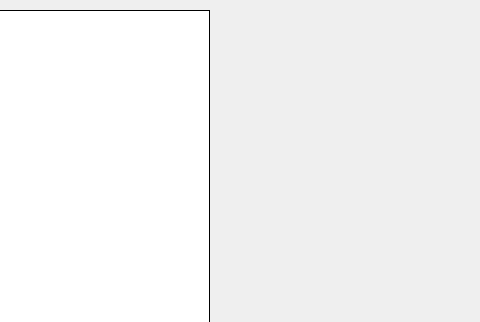
Qt form mainwindow.ui (ElijahTolton/SpriteSmith) before a commit; both pictures show x 320 to 800 and y 0 to 322 of the 800 by 600 pixel window.
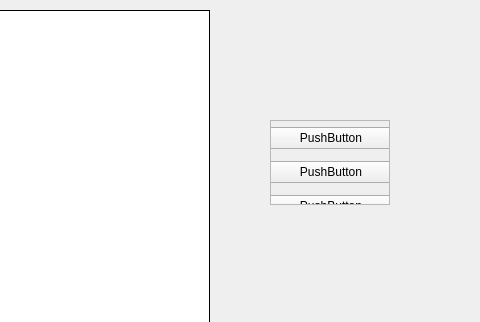
The same form after that commit. Custom widgets are drawn as their Qt base class.

The edit to the form file:
```diff
--- a/mainwindow.ui
+++ b/mainwindow.ui
@@ -363,6 +363,69 @@
      </item>
     </layout>
    </widget>
+   <widget class="QScrollArea" name="scrollArea">
+    <property name="geometry">
+     <rect>
+      <x>590</x>
+      <y>120</y>
+      <width>120</width>
+      <height>85</height>
+     </rect>
+    </property>
+    <property name="widgetResizable">
+     <bool>true</bool>
+    </property>
+    <widget class="QWidget" name="scrollAreaWidgetContents">
+     <property name="geometry">
+      <rect>
+       <x>0</x>
+       <y>0</y>
+       <width>118</width>
+       <height>83</height>
+      </rect>
+     </property>
+     <widget class="QWidget" name="verticalLayoutWidget_2">
+      <property name="geometry">
+       <rect>
+        <x>-20</x>
+        <y>0</y>
+        <width>160</width>
+        <height>139</height>
+       </rect>
+      </property>
+      <layout class="QVBoxLayout" name="verticalLayout_2">
+       <item>
+        <widget class="QPushButton" name="pushButton_4">
+         <property name="text">
+          <string>PushButton</string>
+         </property>
+        </widget>
+       </item>
+       <item>
+        <widget class="QPushButton" name="pushButton_5">
+         <property name="text">
+          <string>PushButton</string>
+         </property>
+        </widget>
+       </item>
+       <item>
+        <widget class="QPushButton" name="pushButton_6">
+         <property name="text">
+          <string>PushButton</string>
+         </property>
+        </widget>
+       </item>
+       <item>
+        <widget class="QPushButton" name="pushButton_2">
+         <property name="text">
+          <string>PushButton</string>
+         </property>
+        </widget>
+       </item>
+      </layout>
+     </widget>
+    </widget>
+   </widget>
   </widget>
  </widget>
  <customwidgets>
```
